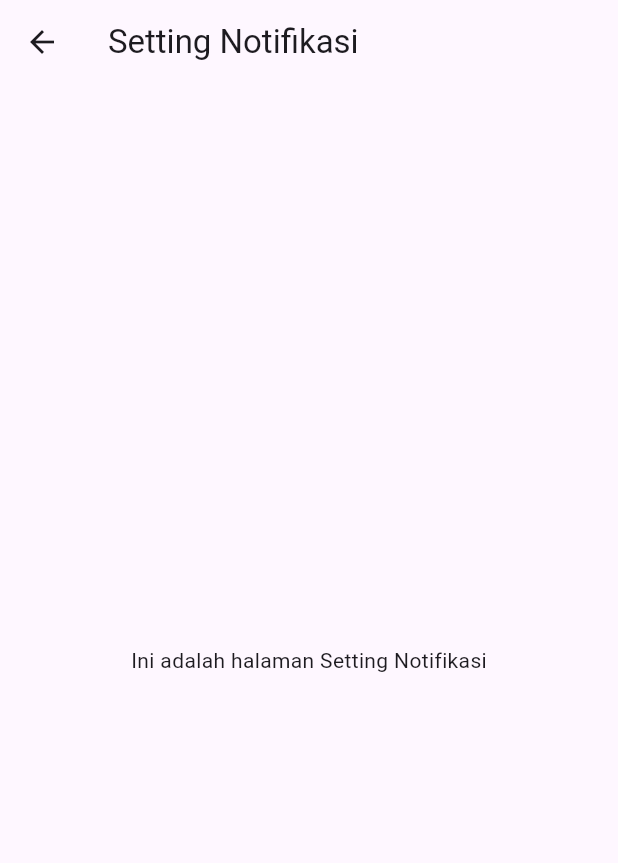
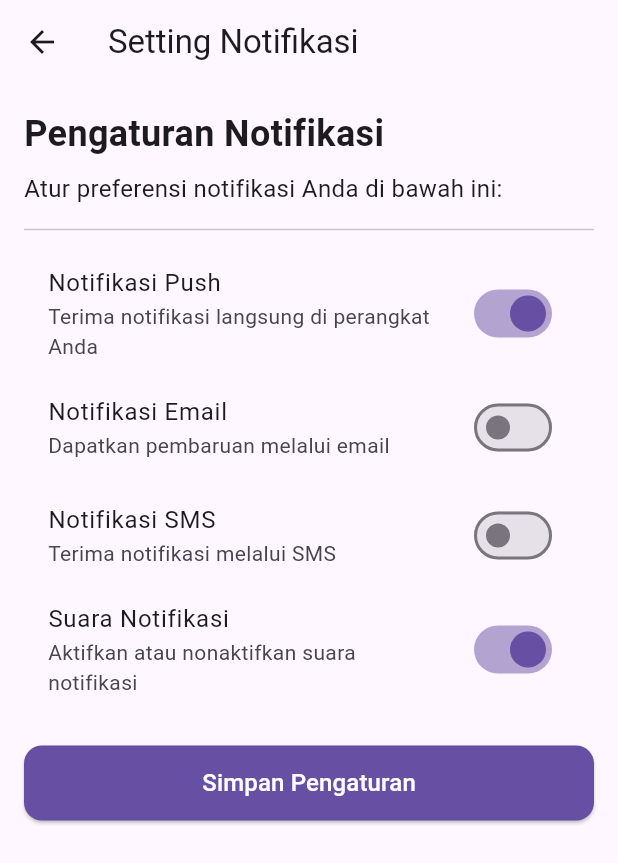
Before and after one commit to DevMossTeam/MediaExplant-Mobile, a Flutter app: the SettingNotifikasiScreen screen opened by its route, on a phone screen of 412 x 824 dp. Shown: the top 863 px of the screen. Run offline on Flutter 3.47's test engine with Material 3 defaults, Android fonts, the phone set to English and light mode, and no system bars; our stand-ins replace shared_preferences; accounts and stored records are empty.

Commit message:
Create Setting Notifikasi

```diff
--- a/lib/features/settings/presentation/ui/screens/setting_notifikasi_screen.dart
+++ b/lib/features/settings/presentation/ui/screens/setting_notifikasi_screen.dart
@@ -1,14 +1,111 @@
 import 'package:flutter/material.dart';
 
-class SettingNotifikasiScreen extends StatelessWidget {
+class SettingNotifikasiScreen extends StatefulWidget {
   const SettingNotifikasiScreen({super.key});
+
+  @override
+  State<SettingNotifikasiScreen> createState() => _SettingNotifikasiScreenState();
+}
+
+class _SettingNotifikasiScreenState extends State<SettingNotifikasiScreen> {
+  bool _pushNotifications = true;
+  bool _emailNotifications = false;
+  bool _smsNotifications = false;
+  bool _soundNotifications = true;
 
   @override
   Widget build(BuildContext context) {
     return Scaffold(
-      appBar: AppBar(title: const Text('Setting Notifikasi')),
-      body: const Center(
-        child: Text('Ini adalah halaman Setting Notifikasi'),
+      appBar: AppBar(
+        title: const Text('Setting Notifikasi'),
+      ),
+      body: ListView(
+        padding: const EdgeInsets.all(16.0),
+        children: [
+          // Judul Halaman
+          const Text(
+            'Pengaturan Notifikasi',
+            style: TextStyle(fontSize: 24, fontWeight: FontWeight.bold),
+          ),
+          const SizedBox(height: 8),
+          const Text(
+            'Atur preferensi notifikasi Anda di bawah ini:',
+            style: TextStyle(fontSize: 16),
+          ),
+          const Divider(height: 32, thickness: 1),
+          // Notifikasi Push
+          SwitchListTile(
+            title: const Text('Notifikasi Push'),
+            subtitle: const Text('Terima notifikasi langsung di perangkat Anda'),
+            value: _pushNotifications,
+            onChanged: (bool value) {
+              setState(() {
+                _pushNotifications = value;
+              });
+            },
+            activeColor: Theme.of(context).primaryColor,
+          ),
+          // Notifikasi Email
+          SwitchListTile(
+            title: const Text('Notifikasi Email'),
+            subtitle: const Text('Dapatkan pembaruan melalui email'),
+            value: _emailNotifications,
+            onChanged: (bool value) {
+              setState(() {
+                _emailNotifications = value;
+              });
+            },
+            activeColor: Theme.of(context).primaryColor,
+          ),
+          // Notifikasi SMS
+          SwitchListTile(
+            title: const Text('Notifikasi SMS'),
+            subtitle: const Text('Terima notifikasi melalui SMS'),
+            value: _smsNotifications,
+            onChanged: (bool value) {
+              setState(() {
+                _smsNotifications = value;
+              });
+            },
+            activeColor: Theme.of(context).primaryColor,
+          ),
+          // Suara Notifikasi
+          SwitchListTile(
+            title: const Text('Suara Notifikasi'),
+            subtitle: const Text('Aktifkan atau nonaktifkan suara notifikasi'),
+            value: _soundNotifications,
+            onChanged: (bool value) {
+              setState(() {
+                _soundNotifications = value;
+              });
+            },
+            activeColor: Theme.of(context).primaryColor,
+          ),
+          const SizedBox(height: 24),
+          // Tombol Simpan Pengaturan
+          SizedBox(
+            width: double.infinity,
+            height: 50,
+            child: ElevatedButton(
+              onPressed: () {
+                // Simulasikan penyimpanan pengaturan notifikasi
+                ScaffoldMessenger.of(context).showSnackBar(
+                  const SnackBar(content: Text('Pengaturan notifikasi telah disimpan')),
+                );
+              },
+              style: ElevatedButton.styleFrom(
+                backgroundColor: Theme.of(context).primaryColor,
+                shape: RoundedRectangleBorder(
+                  borderRadius: BorderRadius.circular(12),
+                ),
+              ),
+              child: const Text(
+                'Simpan Pengaturan',
+                style: TextStyle(fontSize: 16, color: Colors.white),
+              ),
+            ),
+          ),
+        ],
       ),
     );
   }
```
Also changed, not shown: 4 other files.
